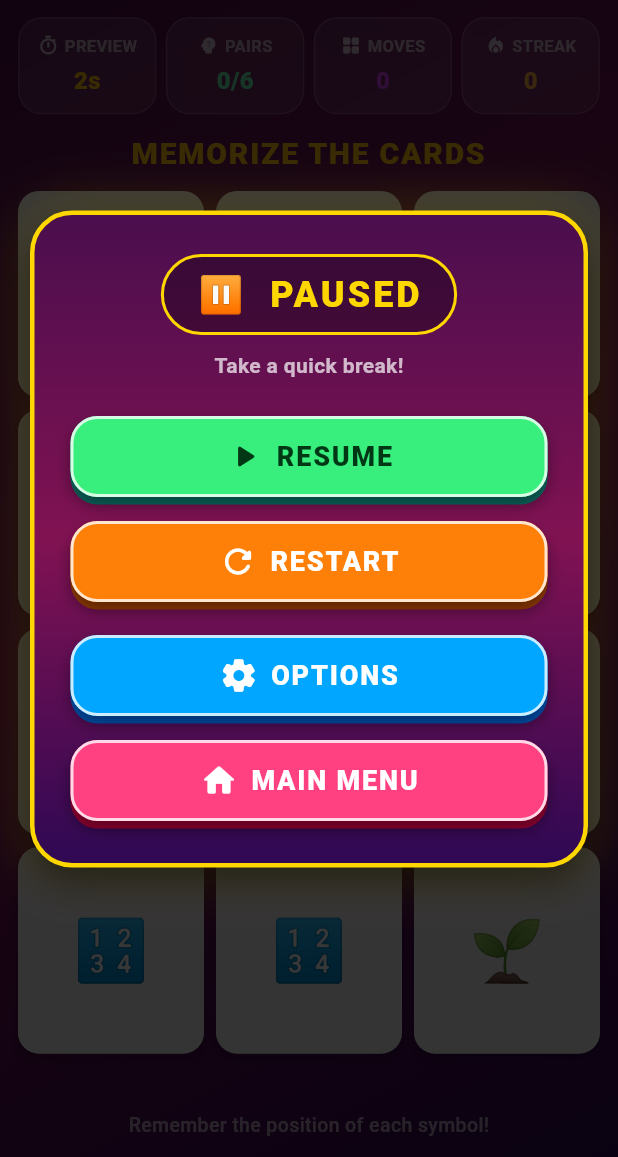
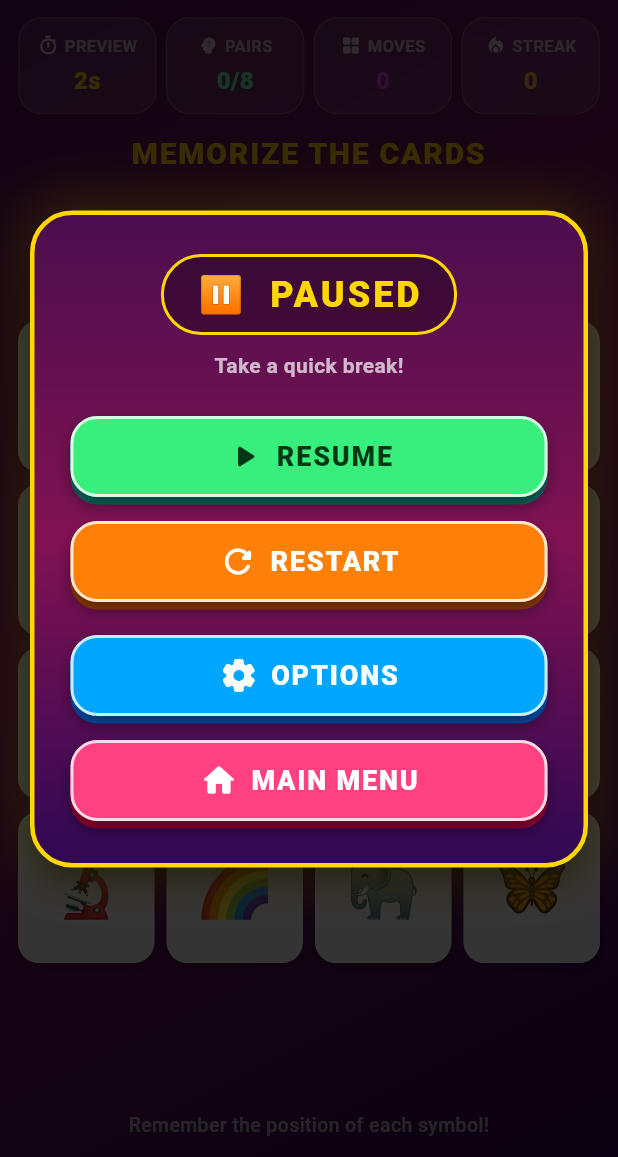
Before and after one commit to WeissWinterprison12/MindBoost, a Flutter app: the MemoryMatch screen opened directly, after a tap on the "pause circle filled" icon, on a phone screen of 412 x 824 dp, the part 79-1236 px from its top. Run offline on Flutter 3.47's test engine with Material 3 defaults, Android fonts, the phone set to English and light mode, and no system bars; our stand-ins replace audioplayers, cloud_firestore, confetti, firebase_auth, firebase_core, shared_preferences; accounts and stored records are empty.

Commit message:
System 95% complete

```diff
--- a/brain_training_app/lib/game/memory_match.dart
+++ b/brain_training_app/lib/game/memory_match.dart
@@ -6,12 +6,19 @@ import 'package:cloud_firestore/cloud_firestore.dart';
 import 'package:confetti/confetti.dart';
 import 'package:flutter/material.dart';
 
+import '../models/game_difficulty.dart';
 import '../services/game_audio.dart';
 import '../services/game_options_menu.dart';
 import '../widgets/pause_menu.dart';
+import 'pattern_sequence.dart';
 
 class MemoryMatch extends StatefulWidget {
-  const MemoryMatch({super.key});
+  final GameDifficulty difficulty;
+
+  const MemoryMatch({
+    super.key,
+    this.difficulty = GameDifficulty.hard,
+  });
 
   @override
   State<MemoryMatch> createState() => _MemoryMatchState();
@@ -23,14 +30,31 @@ class _MemoryMatchState extends State<MemoryMatch>
   // GAME SETTINGS
   // ============================================================
 
-  static const int totalPairs = 6;
-  static const int totalCards = totalPairs * 2;
+  int get totalPairs =>
+      widget.difficulty == GameDifficulty.hard ? 8 : 6;
 
-  static const int columns = 3;
-  static const int rows = totalCards ~/ columns; // 4
+  int get totalCards => totalPairs * 2;
 
-  static const int previewDuration = 3;
-  static const int gameDuration = 60;
+  int get columns =>
+      widget.difficulty == GameDifficulty.hard ? 4 : 3;
+
+  int get rows => totalCards ~/ columns;
+
+  int get previewDuration =>
+      widget.difficulty == GameDifficulty.easy ? 5 : 3;
+
+  int get gameDuration {
+    switch (widget.difficulty) {
+      case GameDifficulty.easy:
+        return 0;
+      case GameDifficulty.medium:
+        return 60;
+      case GameDifficulty.hard:
+        return 45;
+    }
+  }
+
+  bool get hasGameTimer => widget.difficulty != GameDifficulty.easy;
 
   static const double cardSpacing = 8;
   static const double cardAspectRatio = 0.9; // width / height
@@ -46,6 +70,8 @@ class _MemoryMatchState extends State<MemoryMatch>
     '🔬',
     '🔢',
     '⭐',
+    '🦋',
+    '🌈',
   ];
 
   late List<String> cards;
@@ -62,8 +88,8 @@ class _MemoryMatchState extends State<MemoryMatch>
   int moves = 0;
   int matchedPairs = 0;
 
-  int previewSeconds = previewDuration;
-  int gameSeconds = gameDuration;
+  int previewSeconds = 3;
+  int gameSeconds = 0;
 
   bool previewing = true;
   bool checkingPair = false;
@@ -148,7 +174,7 @@ class _MemoryMatchState extends State<MemoryMatch>
 
     final List<String> newCards = [];
 
-    for (final symbol in cardSymbols) {
+    for (final symbol in cardSymbols.take(totalPairs)) {
       newCards.add(symbol);
       newCards.add(symbol);
     }
@@ -230,8 +256,8 @@ class _MemoryMatchState extends State<MemoryMatch>
     } else if (checkingPair) {
       // Resume the pending pair check without replaying its sound effect.
       checkPair(playFeedback: false);
-      startGameTimer();
-    } else {
+      if (hasGameTimer) startGameTimer();
+    } else if (hasGameTimer) {
       startGameTimer();
     }
   }
@@ -267,7 +293,9 @@ class _MemoryMatchState extends State<MemoryMatch>
             previewing = false;
           });
 
+          if (hasGameTimer) {
             startGameTimer();
+          }
         }
       },
     );
@@ -278,6 +306,8 @@ class _MemoryMatchState extends State<MemoryMatch>
   // ============================================================
 
   void startGameTimer() {
+    if (!hasGameTimer || previewing || gameEnded || completed) return;
+
     timer?.cancel();
 
     timer = Timer.periodic(
@@ -412,12 +442,16 @@ class _MemoryMatchState extends State<MemoryMatch>
   // ============================================================
 
   void calculateResults() {
-    final int timeUsed = gameDuration - gameSeconds;
+    final int timeUsed =
+        hasGameTimer ? gameDuration - gameSeconds : 0;
 
     int calculatedScore = 1000;
 
     calculatedScore -= moves * 20;
+
+    if (hasGameTimer) {
       calculatedScore -= timeUsed * 5;
+    }
 
     if (calculatedScore < 0) {
       calculatedScore = 0;
@@ -433,8 +467,8 @@ class _MemoryMatchState extends State<MemoryMatch>
       xp += 10;
     }
 
-    // Fast completion bonus.
-    if (timeUsed <= 30) {
+    // Fast completion bonus applies only when a countdown is active.
+    if (hasGameTimer && timeUsed <= 30) {
       xp += 10;
     }
   }
@@ -494,6 +528,7 @@ class _MemoryMatchState extends State<MemoryMatch>
     try {
       await FirebaseFirestore.instance.collection('scores').add({
         'level': 'Memory Match',
+        'difficulty': widget.difficulty.label,
         'moves': moves,
         'matchedPairs': matchedPairs,
         'score': score,
@@ -515,11 +550,14 @@ class _MemoryMatchState extends State<MemoryMatch>
     Navigator.pop(context);
   }
 
+  // NEXT LEVEL → Pattern Logic (same difficulty)
   void goToNextLevel() {
-    // Level 4 will be connected here later.
-    ScaffoldMessenger.of(context).showSnackBar(
-      const SnackBar(
-        content: Text('Level 4 will be connected here next!'),
+    Navigator.pushReplacement(
+      context,
+      MaterialPageRoute(
+        builder: (context) => PatternSequence(
+          difficulty: widget.difficulty,
+        ),
       ),
     );
   }
@@ -808,7 +846,7 @@ class _MemoryMatchState extends State<MemoryMatch>
       builder: (context, area) {
         final double maxWidth = min(area.maxWidth, 420.0);
 
-        // Try to fit by width first.
+        // Calculate card dimensions using the active difficulty layout.
         double cardWidth =
             (maxWidth - cardSpacing * (columns - 1)) / columns;
         double cardHeight = cardWidth / cardAspectRatio;
@@ -816,7 +854,7 @@ class _MemoryMatchState extends State<MemoryMatch>
         double gridHeight =
             cardHeight * rows + cardSpacing * (rows - 1);
 
-        // Too tall? Shrink to fit the height instead.
+        // If the grid is too tall, shrink the cards to fit the available area.
         if (gridHeight > area.maxHeight) {
           cardHeight =
               (area.maxHeight - cardSpacing * (rows - 1)) / rows;
@@ -827,16 +865,14 @@ class _MemoryMatchState extends State<MemoryMatch>
         final double gridWidth =
             cardWidth * columns + cardSpacing * (columns - 1);
 
-        return Align(
-          alignment: Alignment.topCenter,
+        return Center(
           child: SizedBox(
             width: gridWidth,
             height: gridHeight,
             child: GridView.builder(
               padding: EdgeInsets.zero,
               physics: const NeverScrollableScrollPhysics(),
-              gridDelegate:
-                  const SliverGridDelegateWithFixedCrossAxisCount(
+              gridDelegate: SliverGridDelegateWithFixedCrossAxisCount(
                 crossAxisCount: columns,
                 crossAxisSpacing: cardSpacing,
                 mainAxisSpacing: cardSpacing,
@@ -856,13 +892,16 @@ class _MemoryMatchState extends State<MemoryMatch>
   // ============================================================
 
   Widget _buildGameplay() {
+    final bool showTimerHud = previewing || hasGameTimer;
+
     return Padding(
       padding: const EdgeInsets.symmetric(horizontal: 12),
       child: Column(
         children: [
-          // HUD
+          // HUD: Easy mode hides the timer completely after the preview.
           Row(
             children: [
+              if (showTimerHud) ...[
                 Expanded(
                   child: _buildHudCard(
                     icon: Icons.timer_outlined,
@@ -875,6 +914,7 @@ class _MemoryMatchState extends State<MemoryMatch>
                   ),
                 ),
                 const SizedBox(width: 6),
+              ],
               Expanded(
                 child: _buildHudCard(
                   icon: Icons.psychology_alt_rounded,
@@ -920,7 +960,7 @@ class _MemoryMatchState extends State<MemoryMatch>
 
           const SizedBox(height: 10),
 
-          // Cards take the remaining space
+          // Cards take the remaining space and remain centered.
           Expanded(
             child: _buildCardGrid(),
           ),
@@ -952,7 +992,8 @@ class _MemoryMatchState extends State<MemoryMatch>
   Widget buildResultScreen() {
     final bool passed = xp > 0;
 
-    final int timeUsed = gameDuration - gameSeconds;
+    final int timeUsed =
+        hasGameTimer ? gameDuration - gameSeconds : 0;
 
     return Center(
       child: SingleChildScrollView(
@@ -1047,8 +1088,8 @@ class _MemoryMatchState extends State<MemoryMatch>
                     ),
                   ),
 
+                  if (hasGameTimer) ...[
                     const SizedBox(height: 4),
-
                     Text(
                       '⏱ Time Used: ${timeUsed}s',
                       style: const TextStyle(
@@ -1057,18 +1098,9 @@ class _MemoryMatchState extends State<MemoryMatch>
                         fontWeight: FontWeight.w600,
                       ),
                     ),
+                  ],
 
                   const SizedBox(height: 20),
-
-                  if (passed) ...[
-                    _buildChunkyButton(
-                      label: 'Next Level',
-                      icon: Icons.arrow_forward_rounded,
-                      color: const Color(0xFFFF9F1C),
-                      onPressed: goToNextLevel,
-                    ),
-                    const SizedBox(height: 10),
-                  ],
 
                   _buildChunkyButton(
                     label: 'Try Again',
@@ -1076,6 +1108,16 @@ class _MemoryMatchState extends State<MemoryMatch>
                     color: const Color(0xFF2EC4B6),
                     onPressed: restartGame,
                   ),
+
+                  if (passed) ...[
+                    const SizedBox(height: 10),
+                    _buildChunkyButton(
+                      label: 'Next Level',
+                      icon: Icons.arrow_forward_rounded,
+                      color: const Color(0xFFFFD700),
+                      onPressed: goToNextLevel,
+                    ),
+                  ],
 
                   const SizedBox(height: 10),
 
```
Also changed, not shown: brain_training_app/lib/game/math_game.dart (+22 -0 lines), brain_training_app/lib/game/pattern_sequence.dart (+73 -8 lines), brain_training_app/lib/game/science_puzzle.dart (+15 -10 lines), brain_training_app/lib/screens/level_select_screen.dart (+37 -5 lines). Lines whose indentation alone changed are shown as unchanged.
